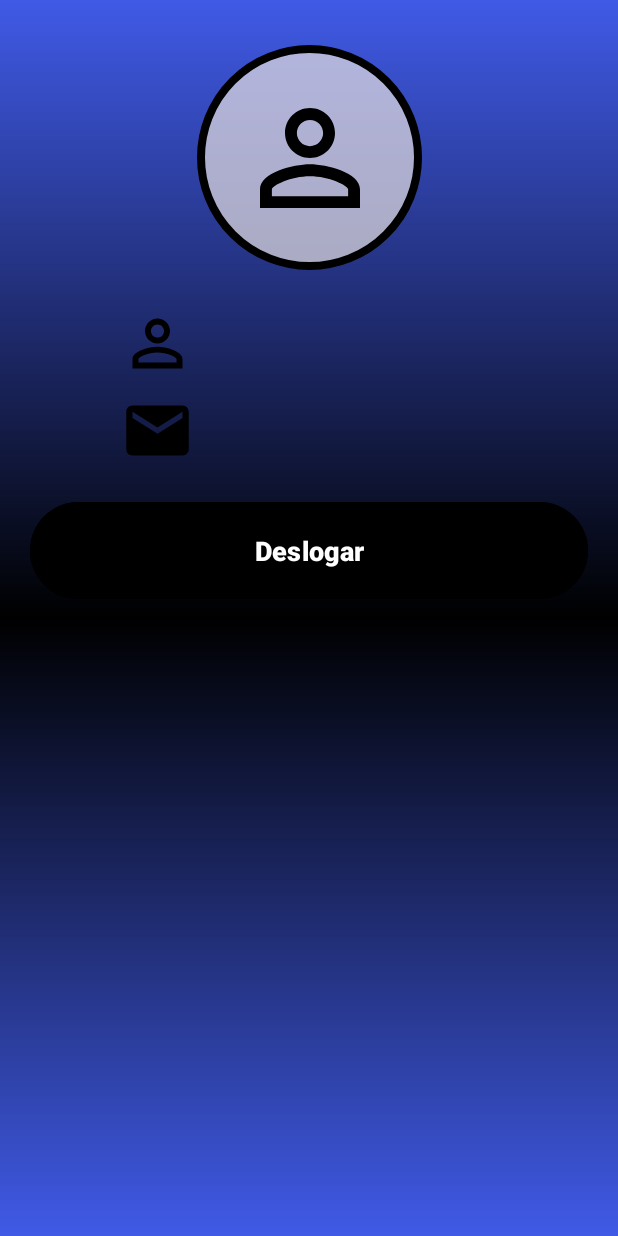
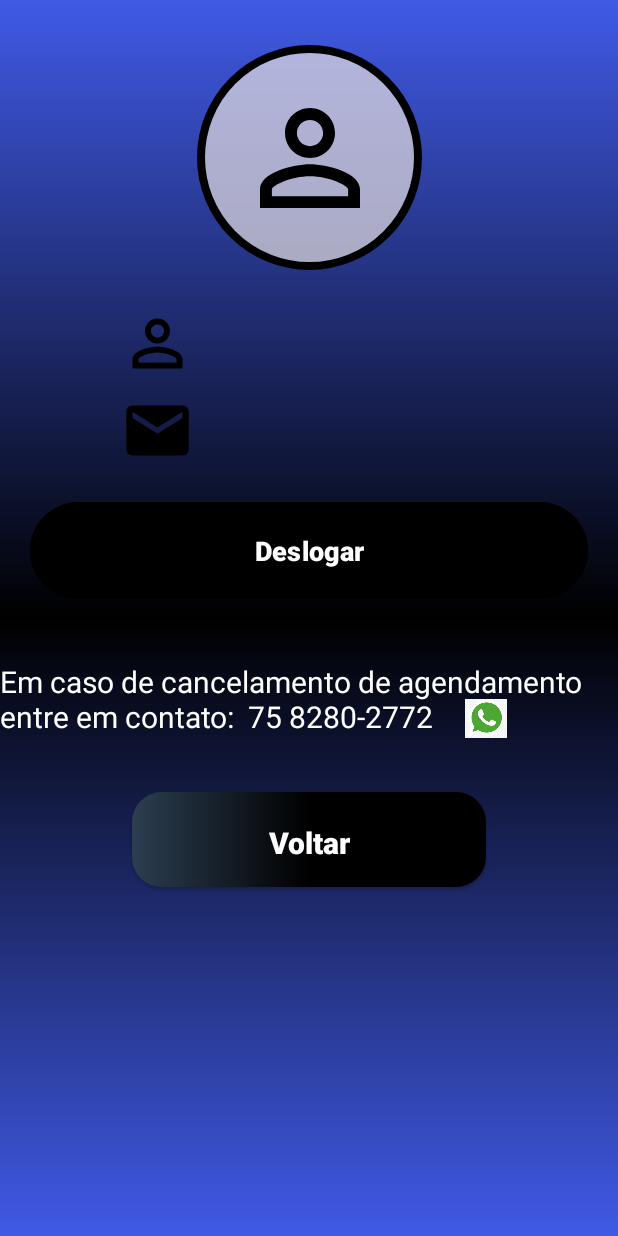
Before and after one commit to rafaelrodrigus/Projeto-barbearia, an Android app: the TelaPerfil screen opened directly, with no data from a screen before it, on a phone screen of 412 x 824 dp. Run offline under Robolectric (Android 15) with nearby library versions, the phone set to English and light mode, and no system bars; our stand-ins replace Firebase (no records; nobody signed in at launch, a user with empty details on screens opened directly).

Commit message:
Butao de rafael atualizado

```diff
--- a/app/src/main/java/com/example/siterr/FormCadastro.java
+++ b/app/src/main/java/com/example/siterr/FormCadastro.java
@@ -35,7 +35,7 @@ import java.util.Map;
 public class FormCadastro extends AppCompatActivity {
 
     private EditText edit_nome, edit_email, edit_senha;
-    private Button bt_cadastrar;
+    private Button bt_cadastrar, bt_volar;
     private CheckBox check_mostrar_senha;
     String[] mensagens = {"Preencha todos os campos", "Cadastro realizado com sucesso"};
     String usuarioID;
@@ -80,6 +80,7 @@ public class FormCadastro extends AppCompatActivity {
         edit_senha = findViewById(R.id.edit_senha);
         bt_cadastrar = findViewById(R.id.bt_cadastrar);
         check_mostrar_senha = findViewById(R.id.check_mostrar_senha);
+        bt_volar = findViewById(R.id.bt_Voltar);
     }
 
     private void CadastrarUsuario(View v) {
@@ -150,6 +151,8 @@ public class FormCadastro extends AppCompatActivity {
     }
 
     public void botaoVoltar(View v) {
+        Intent intent = new Intent(FormCadastro.this, FormLogin.class);
+        startActivity(intent);
         finish();
     }
 }
--- a/app/src/main/java/com/example/siterr/TelaPerfil.java
+++ b/app/src/main/java/com/example/siterr/TelaPerfil.java
@@ -21,7 +21,7 @@ import com.google.firebase.firestore.FirebaseFirestoreException;
 public class TelaPerfil extends AppCompatActivity {
 
     private TextView nomeUsuario, emailUsuario;
-    private Button bt_deslogar;
+    private Button bt_deslogar, bt_voltar;
     FirebaseFirestore db = FirebaseFirestore.getInstance();
     String usuarioid;
 
@@ -40,7 +40,12 @@ public class TelaPerfil extends AppCompatActivity {
             }
         });
 
-
+        bt_voltar.setOnClickListener(new View.OnClickListener() {
+            @Override
+            public void onClick(View v) {
+                voltar();
+            }
+        });
     }
 
     @Override
@@ -67,6 +72,7 @@ public class TelaPerfil extends AppCompatActivity {
         nomeUsuario = findViewById(R.id.text_nomeUsuario);
         emailUsuario = findViewById(R.id.textEmailUsuario);
         bt_deslogar = findViewById(R.id.bt_deslogar);
+        bt_voltar = findViewById(R.id.bt_Voltar);
     }
 
     private void mostrarAvisoDeslogar() {
@@ -94,4 +100,8 @@ public class TelaPerfil extends AppCompatActivity {
         startActivity(i);
         finish();
     }
+    private void voltar() {
+        Intent i = new Intent(TelaPerfil.this, TelaMenuServico.class);
+        startActivity(i);
+    }
 }
--- a/app/src/main/res/layout/activity_tela_perfil.xml
+++ b/app/src/main/res/layout/activity_tela_perfil.xml
@@ -82,7 +82,7 @@
         android:layout_width="match_parent"
         android:layout_height="wrap_content"
         android:layout_margin="20dp"
-        android:layout_marginTop="64dp"
+        android:layout_marginTop="88dp"
         android:backgroundTint="@color/black"
         android:padding="20dp"
         android:text="Deslogar"
@@ -92,7 +92,48 @@
         android:textStyle="bold"
         app:layout_constraintTop_toBottomOf="@id/textEmailUsuario"
         tools:ignore="InvalidId"
-        tools:layout_editor_absoluteX="20dp" />
+        tools:layout_editor_absoluteX="16dp" />
 
-    ]felie
+    <androidx.appcompat.widget.AppCompatButton
+        android:id="@+id/bt_Voltar"
+        style="@style/Button"
+        android:layout_width="236dp"
+        android:layout_height="63dp"
+        android:layout_marginTop="28dp"
+        android:text="Voltar"
+        app:layout_constraintBottom_toBottomOf="parent"
+        app:layout_constraintEnd_toEndOf="parent"
+        app:layout_constraintHorizontal_bias="0.497"
+        app:layout_constraintStart_toStartOf="parent"
+        app:layout_constraintTop_toBottomOf="@id/cancelar"
+        app:layout_constraintVertical_bias="0.0"
+        tools:ignore="DuplicateIds" />
+
+    <ImageView
+        android:layout_width="37dp"
+        android:layout_height="26dp"
+        android:src="@drawable/wats"
+        app:layout_constraintBottom_toBottomOf="@id/cancelar"
+        app:layout_constraintEnd_toEndOf="parent"
+        app:layout_constraintHorizontal_bias="0.815"
+        app:layout_constraintStart_toStartOf="parent"
+        app:layout_constraintTop_toTopOf="parent"
+        app:layout_constraintVertical_bias="0.983"
+        tools:ignore="MissingConstraints" />
+
+    <TextView
+        android:id="@+id/cancelar"
+        android:layout_width="395dp"
+        android:layout_height="59dp"
+        android:layout_marginTop="32dp"
+        android:text="Em caso de cancelamento de agendamento entre em contato:  75 8280-2772"
+        android:textColor="@color/white"
+        android:textSize="20sp"
+        app:layout_constraintBottom_toBottomOf="parent"
+        app:layout_constraintTop_toBottomOf="@id/bt_deslogar"
+        app:layout_constraintVertical_bias="0.016"
+        tools:ignore="MissingConstraints"
+        tools:layout_editor_absoluteX="8dp" />
+
+
 </androidx.constraintlayout.widget.ConstraintLayout>
```
Also changed, not shown: app/src/main/java/com/example/siterr/TelaAgendamento.java (+12 -8 lines), app/src/main/res/layout/activity_form_cadastro.xml (+22 -4 lines), app/src/main/res/layout/activity_tela_agendamento.xml (+30 -12 lines), app/src/main/res/layout/activity_tela_mostrar_agendamento.xml (deleted, +0 -59 lines), app/src/main/res/drawable/wats.jpg (added), app/src/main/res/wats/download.jpg (added).
